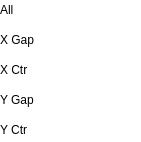
Above: PDS/MCT_slit_status.ui from osprey-dcs-mct/opa_mct_opis_ui before the change. Below: the same form after it.
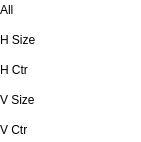
That is the form after the change. Custom widgets are drawn as their Qt base class.

Commit message: [MCT-111] Create displays for slit targets and status

Diff of the .ui file:
```diff
--- a/PDS/MCT_slit_status.ui
+++ b/PDS/MCT_slit_status.ui
@@ -71,7 +71,7 @@
        </rect>
       </property>
       <property name="text">
-       <string>X Gap</string>
+       <string>H Size</string>
       </property>
       <property name="alignment">
        <set>Qt::AlignLeading|Qt::AlignLeft|Qt::AlignVCenter</set>
@@ -201,7 +201,7 @@
        </rect>
       </property>
       <property name="text">
-       <string>X Ctr</string>
+       <string>H Ctr</string>
       </property>
       <property name="alignment">
        <set>Qt::AlignLeading|Qt::AlignLeft|Qt::AlignVCenter</set>
@@ -364,7 +364,7 @@
        </rect>
       </property>
       <property name="text">
-       <string>Y Gap</string>
+       <string>V Size</string>
       </property>
       <property name="alignment">
        <set>Qt::AlignLeading|Qt::AlignLeft|Qt::AlignVCenter</set>
@@ -380,7 +380,7 @@
        </rect>
       </property>
       <property name="text">
-       <string>Y Ctr</string>
+       <string>V Ctr</string>
       </property>
       <property name="alignment">
        <set>Qt::AlignLeading|Qt::AlignLeft|Qt::AlignVCenter</set>
```
The commit also changes 2 other files.
